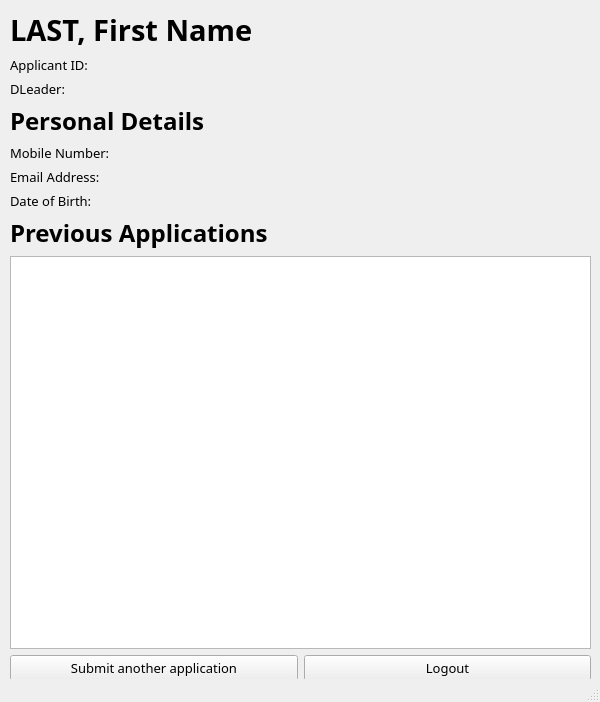
This is ui/applicantDashboard.ui in nikeyys/comsci-ia as Qt 5 draws it before an edit. The edited form follows.
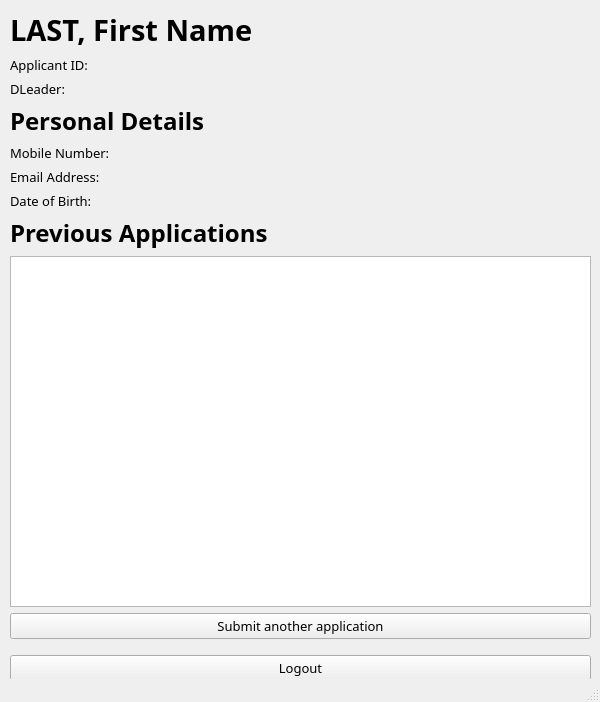
This is the edited form.

Patch:
```diff
--- a/ui/applicantDashboard.ui
+++ b/ui/applicantDashboard.ui
@@ -151,6 +151,26 @@
          </property>
         </widget>
        </item>
+      </layout>
+     </item>
+     <item>
+      <spacer name="vSpacer">
+       <property name="orientation">
+        <enum>Qt::Vertical</enum>
+       </property>
+       <property name="sizeType">
+        <enum>QSizePolicy::Maximum</enum>
+       </property>
+       <property name="sizeHint" stdset="0">
+        <size>
+         <width>20</width>
+         <height>10</height>
+        </size>
+       </property>
+      </spacer>
+     </item>
+     <item>
+      <layout class="QHBoxLayout" name="hLayout_additionalButtons">
        <item>
         <widget class="QPushButton" name="btn_logout">
          <property name="text">
```
Left out of the diff: 4 changed lines with no effect on the pictures.
